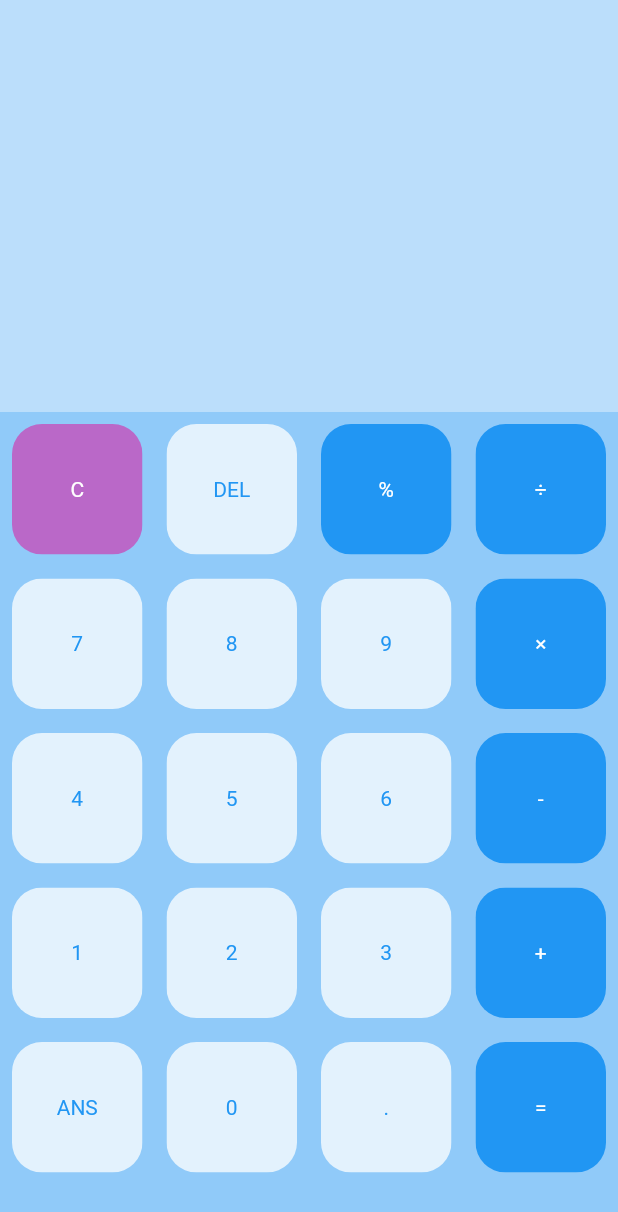
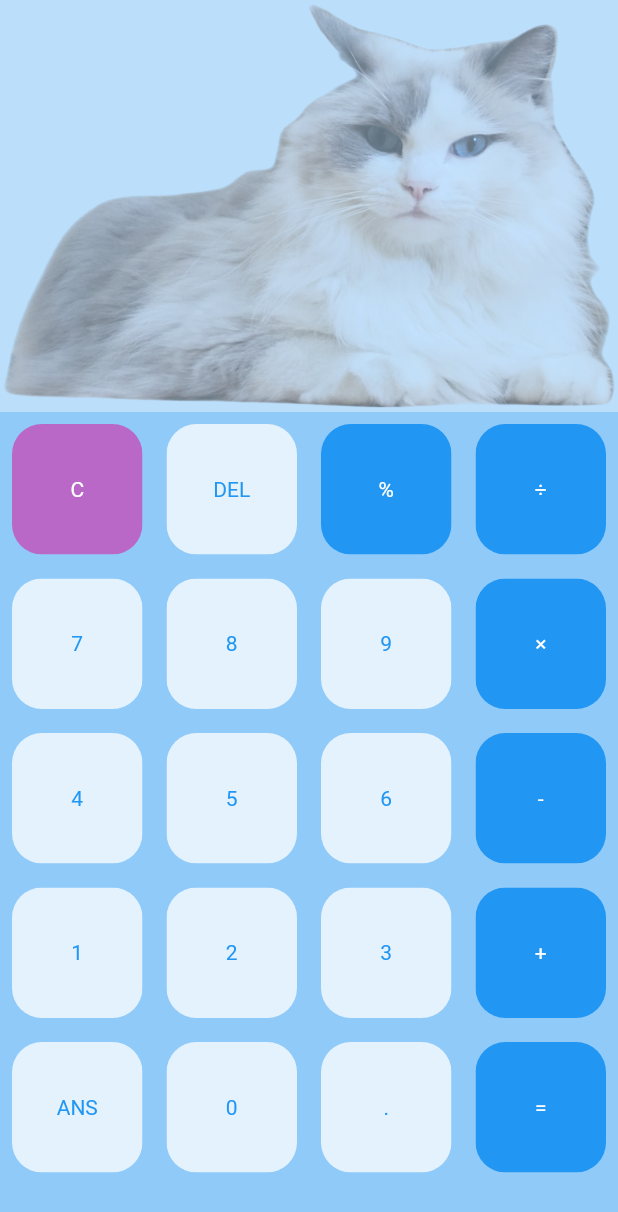
Before and after one commit to leejp1998/calculator, a Flutter app: the screen it shows after launch, on a phone screen of 412 x 824 dp. Shown: the top 1212 px of the screen. Run offline on Flutter 3.47's test engine with Material 2 defaults, Android fonts, the phone set to English and light mode, and no system bars; our stand-ins replace math_expressions.

Commit message:
feat: Added cat picture in the background

```diff
--- a/lib/main.dart
+++ b/lib/main.dart
@@ -51,6 +51,11 @@ class _CalculatorState extends State<Calculator> {
         children: <Widget>[
           Expanded(
             child: Container(
+              height: 100,
+              width: MediaQuery.of(context).size.width,
+              decoration: const BoxDecoration(
+                image: DecorationImage(image: AssetImage('images/coco.png'), fit: BoxFit.fitWidth, opacity: 0.5,),
+              ),
               child: Column(
                 mainAxisAlignment: MainAxisAlignment.spaceEvenly,
                 children: <Widget>[
--- a/pubspec.yaml
+++ b/pubspec.yaml
@@ -61,9 +61,8 @@ flutter:
   uses-material-design: true
 
   # To add assets to your application, add an assets section, like this:
-  # assets:
-  #   - images/a_dot_burr.jpeg
-  #   - images/a_dot_ham.jpeg
+  assets:
+    - images/
 
   # An image asset can refer to one or more resolution-specific "variants", see
   # https://flutter.dev/assets-and-images/#resolution-aware
```
Also changed, not shown: images/coco.png (added).
